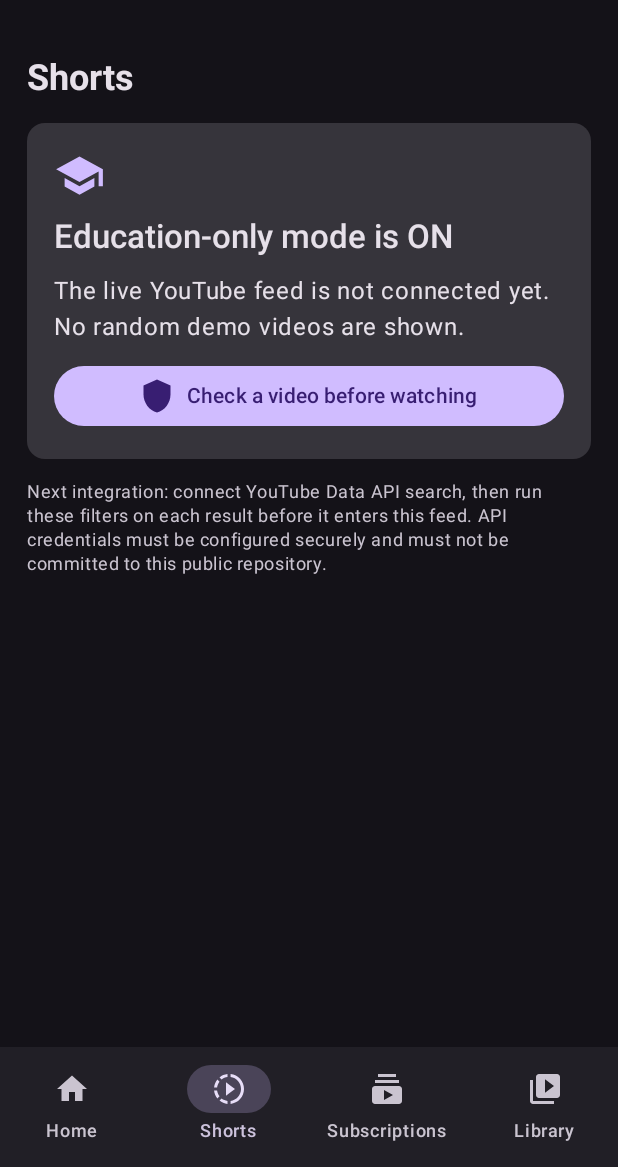
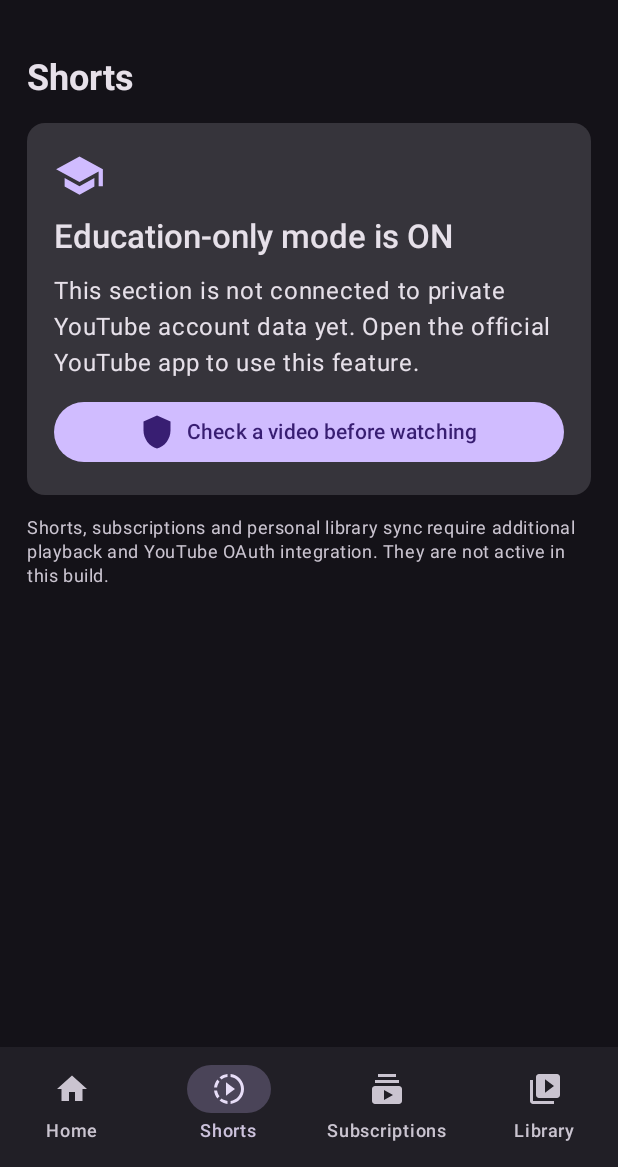
Before and after one commit to surajali1026/mytube, an Android app built with Jetpack Compose: the screen it shows after launch (MainActivity), item 2 of the bottom bar chosen, on a phone screen of 412 x 824 dp, the part 69-1236 px from its top. Run offline under Robolectric (Android 15) with nearby library versions, the phone set to English and light mode, and no system bars; pictures from the network do not load.

Commit message:
Fix stale setup text and wire education feed preference

```diff
--- a/app/src/main/java/com/mytube/app/MainActivity.kt
+++ b/app/src/main/java/com/mytube/app/MainActivity.kt
@@ -112,6 +112,7 @@ private fun MyTubeScreen(
             "Comment" -> CommentAssistant(Modifier.fillMaxSize().padding(padding))
             "Home" -> EducationFeed(
                 apiKey = youtubeApiKey,
+                educationOnly = educationOnly,
                 refreshToken = feedRefreshToken,
                 onOpenSettings = { tab = "Profile" },
                 onRefresh = onRefreshFeed,
@@ -141,7 +142,7 @@ private fun MyTubeScreen(
                 }
                 item { HorizontalDivider() }
                 item { Text("Feed preferences", style = MaterialTheme.typography.titleLarge) }
-                item { SettingSwitch("Education-only feed", "Hide entertainment and movie-clip content when a live feed is connected.", educationOnly, onEducationOnlyChanged) }
+                item { SettingSwitch("Education-only feed", "ON: rank and filter educational videos. OFF: show broader safe-search results.", educationOnly, onEducationOnlyChanged) }
                 item { Text("Playback settings", style = MaterialTheme.typography.titleLarge) }
                 item { SettingSwitch("Background audio", "For MyTube-owned or licensed audio only.", backgroundAudio, onBackgroundAudioChanged) }
                 item { SettingSwitch("Picture-in-picture", "Floating video window for supported MyTube playback.", pictureInPicture, onPictureInPictureChanged) }
@@ -152,7 +153,7 @@ private fun MyTubeScreen(
                 item { SettingSwitch("Show MyTube ads", "Controls only ads owned by this app.", ownAdsEnabled, onOwnAdsChanged) }
                 item {
                     Text(
-                        "The authenticity checker currently evaluates title, channel name and description text entered by you. It does not watch the video, verify every claim, or prove that a channel is trustworthy. Live YouTube search/feed is not connected yet.",
+                        "The feed is connected to YouTube Data API v3 when you add your own API key. The checker and feed use title, channel and description metadata only; they do not watch videos or verify factual claims.",
                         style = MaterialTheme.typography.bodySmall,
                         color = MaterialTheme.colorScheme.onSurfaceVariant
                     )
@@ -190,7 +191,7 @@ private fun MyTubeScreen(
                                 style = MaterialTheme.typography.titleLarge,
                                 fontWeight = FontWeight.SemiBold
                             )
-                            Text("The live YouTube feed is not connected yet. No random demo videos are shown.")
+                            Text("This section is not connected to private YouTube account data yet. Open the official YouTube app to use this feature.")
                             Button(onClick = { tab = "Verify" }, modifier = Modifier.fillMaxWidth()) {
                                 Icon(Icons.Default.Shield, contentDescription = null)
                                 Spacer(Modifier.width(8.dp))
@@ -201,7 +202,7 @@ private fun MyTubeScreen(
                 }
                 item {
                     Text(
-                        "Next integration: connect YouTube Data API search, then run these filters on each result before it enters this feed. API credentials must be configured securely and must not be committed to this public repository.",
+                        "Shorts, subscriptions and personal library sync require additional playback and YouTube OAuth integration. They are not active in this build.",
                         style = MaterialTheme.typography.bodySmall,
                         color = MaterialTheme.colorScheme.onSurfaceVariant
                     )
```
